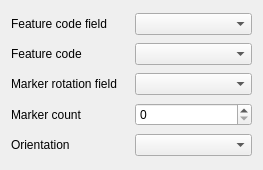
Above: cartography_tools/ui/marker_settings.ui from north-road/qgis-cartography-tools before the change. Below: the same form after it.
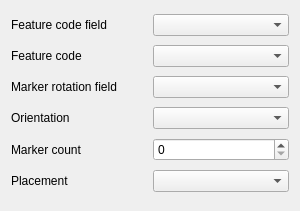
That is the form after the change. Custom widgets are drawn as their Qt base class.

Commit message: Add option to control whether markers are placed on endpoints of lines

```diff
--- a/cartography_tools/ui/marker_settings.ui
+++ b/cartography_tools/ui/marker_settings.ui
@@ -6,14 +6,21 @@
    <rect>
     <x>0</x>
     <y>0</y>
-    <width>263</width>
-    <height>170</height>
+    <width>300</width>
+    <height>211</height>
    </rect>
   </property>
   <property name="windowTitle">
    <string>Form</string>
   </property>
   <layout class="QGridLayout" name="gridLayout">
+   <item row="4" column="0">
+    <widget class="QLabel" name="marker_count_label">
+     <property name="text">
+      <string>Marker count</string>
+     </property>
+    </widget>
+   </item>
    <item row="0" column="0">
     <widget class="QLabel" name="label">
      <property name="text">
@@ -21,19 +28,28 @@
      </property>
     </widget>
    </item>
-   <item row="3" column="1">
-    <widget class="QgsSpinBox" name="marker_count_spin"/>
-   </item>
    <item row="0" column="1">
     <widget class="QgsFieldComboBox" name="field_code_combo"/>
    </item>
+   <item row="3" column="1">
+    <widget class="QComboBox" name="orientation_combo"/>
+   </item>
+   <item row="1" column="1">
+    <widget class="QComboBox" name="code_combo"/>
+   </item>
+   <item row="2" column="1">
+    <widget class="QgsFieldComboBox" name="field_rotation_combo"/>
+   </item>
    <item row="3" column="0">
-    <widget class="QLabel" name="marker_count_label">
+    <widget class="QLabel" name="orientation_label">
      <property name="text">
-      <string>Marker count</string>
+      <string>Orientation</string>
      </property>
     </widget>
    </item>
+   <item row="4" column="1">
+    <widget class="QgsSpinBox" name="marker_count_spin"/>
+   </item>
    <item row="2" column="0">
     <widget class="QLabel" name="label_2">
      <property name="text">
@@ -41,12 +57,6 @@
      </property>
     </widget>
    </item>
-   <item row="2" column="1">
-    <widget class="QgsFieldComboBox" name="field_rotation_combo"/>
-   </item>
-   <item row="1" column="1">
-    <widget class="QComboBox" name="code_combo"/>
-   </item>
    <item row="1" column="0">
     <widget class="QLabel" name="label_3">
      <property name="text">
@@ -54,15 +64,15 @@
      </property>
     </widget>
    </item>
-   <item row="4" column="0">
-    <widget class="QLabel" name="orientation_label">
+   <item row="5" column="0">
+    <widget class="QLabel" name="placement_label">
      <property name="text">
-      <string>Orientation</string>
+      <string>Placement</string>
      </property>
     </widget>
    </item>
-   <item row="4" column="1">
-    <widget class="QComboBox" name="orientation_combo"/>
+   <item row="5" column="1">
+    <widget class="QComboBox" name="placement_combo"/>
    </item>
   </layout>
  </widget>
```
Left out of the diff: 8 changed lines with no effect on the pictures. The commit also changes 6 other files.
